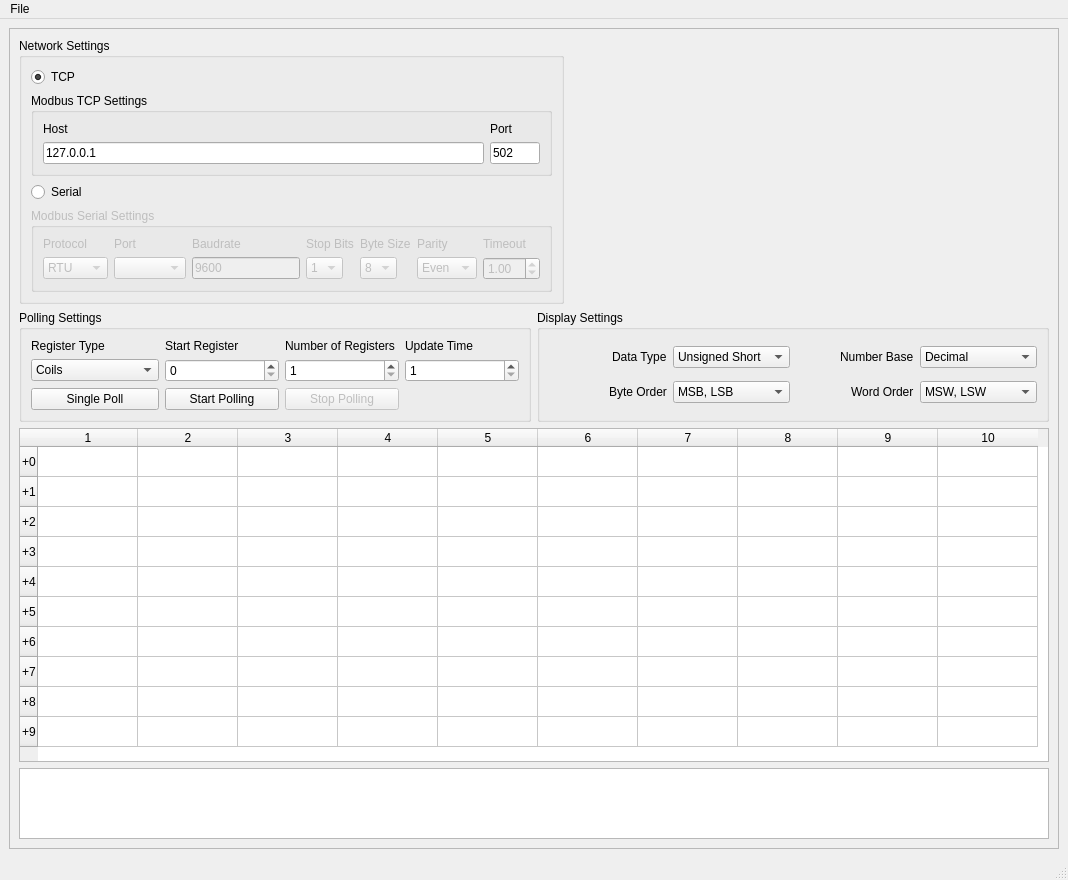
AlexEshoo/modbus_visualizer, file ui_files/modbus_visualizer.ui: the form before one commit.
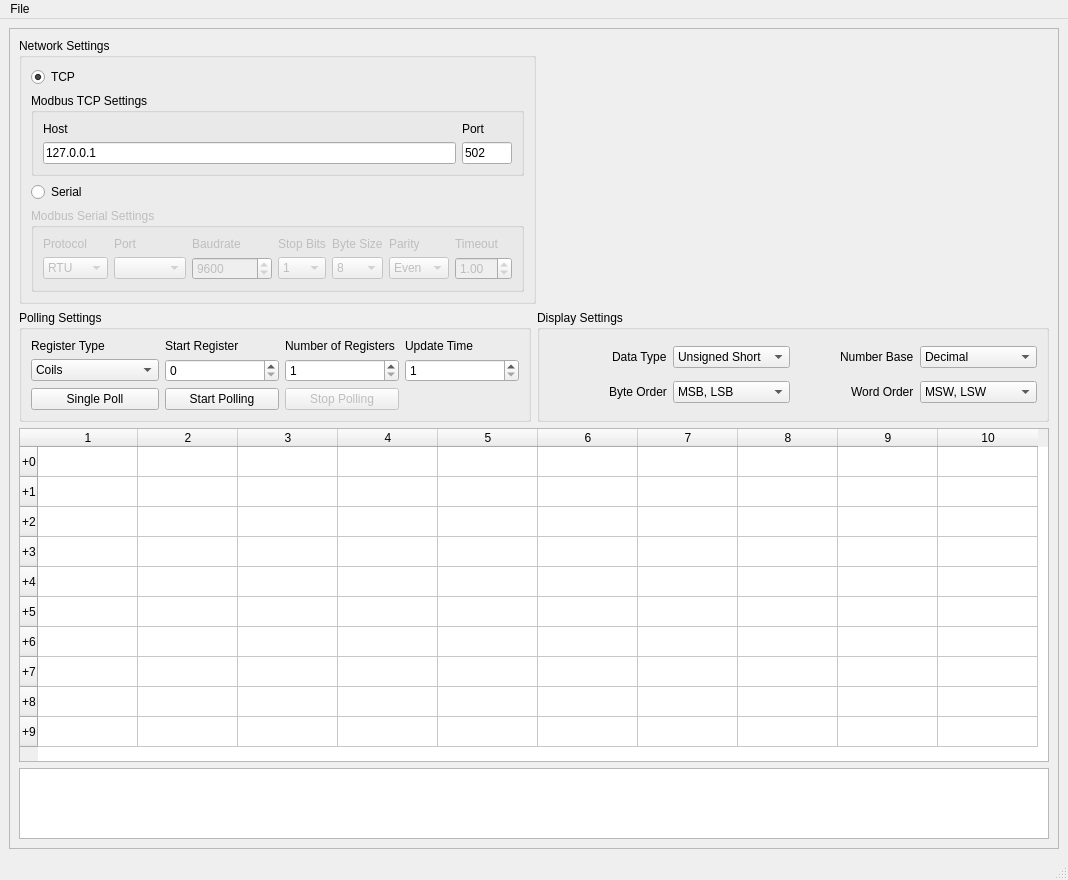
The form after the commit.

Commit message: changed baudrate to spinbox

```diff
--- a/ui_files/modbus_visualizer.ui
+++ b/ui_files/modbus_visualizer.ui
@@ -505,7 +505,7 @@
              <item row="1" column="5">
               <widget class="QComboBox" name="serialParityComboBox">
                <property name="sizePolicy">
-                <sizepolicy hsizetype="Maximum" vsizetype="Fixed">
+                <sizepolicy hsizetype="Minimum" vsizetype="Fixed">
                  <horstretch>0</horstretch>
                  <verstretch>0</verstretch>
                 </sizepolicy>
@@ -530,7 +530,7 @@
              <item row="1" column="4">
               <widget class="QComboBox" name="serialByteSizeComboBox">
                <property name="sizePolicy">
-                <sizepolicy hsizetype="Maximum" vsizetype="Fixed">
+                <sizepolicy hsizetype="Minimum" vsizetype="Fixed">
                  <horstretch>0</horstretch>
                  <verstretch>0</verstretch>
                 </sizepolicy>
@@ -569,19 +569,6 @@
                </item>
               </widget>
              </item>
-             <item row="1" column="2">
-              <widget class="QLineEdit" name="serialBaudRateLineEdit">
-               <property name="sizePolicy">
-                <sizepolicy hsizetype="Maximum" vsizetype="Fixed">
-                 <horstretch>0</horstretch>
-                 <verstretch>0</verstretch>
-                </sizepolicy>
-               </property>
-               <property name="text">
-                <string>9600</string>
-               </property>
-              </widget>
-             </item>
              <item row="0" column="3">
               <widget class="QLabel" name="serialStopBitsLabel">
                <property name="text">
@@ -599,7 +586,7 @@
              <item row="1" column="3">
               <widget class="QComboBox" name="serialStopBitsComboBox">
                <property name="sizePolicy">
-                <sizepolicy hsizetype="Maximum" vsizetype="Fixed">
+                <sizepolicy hsizetype="Minimum" vsizetype="Fixed">
                  <horstretch>0</horstretch>
                  <verstretch>0</verstretch>
                 </sizepolicy>
@@ -626,7 +613,7 @@
              <item row="1" column="6">
               <widget class="QDoubleSpinBox" name="timoutSpinBox">
                <property name="sizePolicy">
-                <sizepolicy hsizetype="Maximum" vsizetype="Fixed">
+                <sizepolicy hsizetype="Minimum" vsizetype="Fixed">
                  <horstretch>0</horstretch>
                  <verstretch>0</verstretch>
                 </sizepolicy>
@@ -639,6 +626,28 @@
                </property>
               </widget>
              </item>
+             <item row="1" column="2">
+              <widget class="QSpinBox" name="serialBaudRateSpinBox">
+               <property name="sizePolicy">
+                <sizepolicy hsizetype="Minimum" vsizetype="Fixed">
+                 <horstretch>0</horstretch>
+                 <verstretch>0</verstretch>
+                </sizepolicy>
+               </property>
+               <property name="minimumSize">
+                <size>
+                 <width>80</width>
+                 <height>0</height>
+                </size>
+               </property>
+               <property name="maximum">
+                <number>999999</number>
+               </property>
+               <property name="value">
+                <number>9600</number>
+               </property>
+              </widget>
+             </item>
             </layout>
            </widget>
           </item>
```
Left out of the diff: 4 changed lines with no effect on the pictures. The commit also changes 1 other file.
